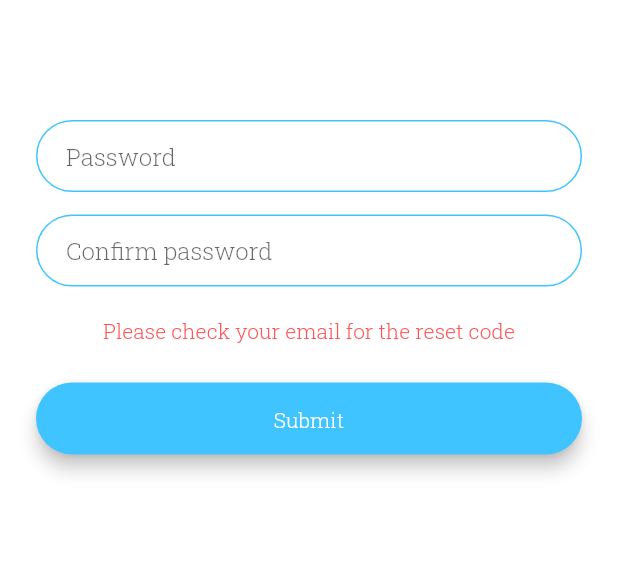
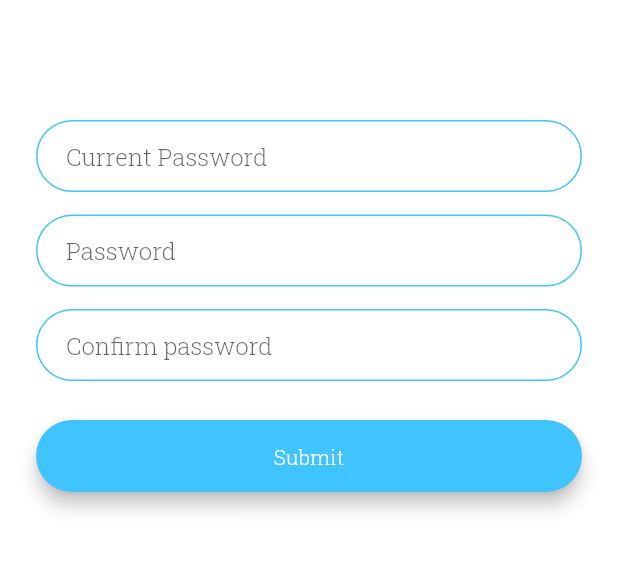
Before and after one commit to Dileepa97/TCS-mobileapp, a Flutter app: the ChangePasswordScreen screen opened directly, on a phone screen of 412 x 824 dp, the part 420-994 px from its top. Run offline on Flutter 3.47's test engine with Material 2 defaults, Android fonts, the phone set to English and light mode, and no system bars; our stand-ins replace flutter_secure_storage, modal_progress_hud; missing offline and left inert: enum_to_string; accounts and stored records are empty; generated files the repository leaves out were written again.

Commit message:
added password change

```diff
--- a/lib/services/auth_service.dart
+++ b/lib/services/auth_service.dart
@@ -119,5 +119,7 @@ class AuthService {
     }
   }
 
-  static changePassword(password) {}
+  static changePassword(oldPassword, newPassword) async {
+    var id = await TokenStorageService.idOrEmpty;
+  }
 }
--- a/lib/view/auth/change_password_screen.dart
+++ b/lib/view/auth/change_password_screen.dart
@@ -7,7 +7,7 @@ import 'package:timecapturesystem/services/auth_service.dart';
 import '../constants.dart';
 
 class ChangePasswordScreen extends StatefulWidget {
-  static const String id = "forgot_password_change_screen";
+  static const String id = "change_password_screen";
 
   @override
   _ChangePasswordScreenState createState() => _ChangePasswordScreenState();
@@ -17,10 +17,11 @@ class _ChangePasswordScreenState extends State<ChangePasswordScreen> {
   static const double spaceBetweenFields = 15.0;
   bool spin = false;
 
+  TextEditingController _oldPasswordController = TextEditingController();
   TextEditingController _passwordController = TextEditingController();
   TextEditingController _confirmPasswordController = TextEditingController();
 
-  Color codeInitColor = Colors.lightBlueAccent;
+  Color _oldPasswordInitColor = Colors.lightBlueAccent;
   Color _passwordInitColor = Colors.lightBlueAccent;
   Color _confirmPasswordInitColor = Colors.lightBlueAccent;
 
@@ -48,6 +49,25 @@ class _ChangePasswordScreenState extends State<ChangePasswordScreen> {
                 ),
                 SizedBox(
                   height: 80.0,
+                ),
+                TextField(
+                  obscureText: true,
+                  enableSuggestions: false,
+                  autocorrect: false,
+                  controller: _oldPasswordController,
+                  onChanged: (value) {
+                    //Do something with the user input.
+                  },
+                  onTap: () {
+                    setState(() {
+                      _oldPasswordInitColor = Colors.lightBlueAccent;
+                    });
+                  },
+                  decoration: inputDeco(_oldPasswordInitColor)
+                      .copyWith(hintText: 'Current Password'),
+                ),
+                SizedBox(
+                  height: spaceBetweenFields,
                 ),
                 TextField(
                   obscureText: true,
@@ -85,16 +105,6 @@ class _ChangePasswordScreenState extends State<ChangePasswordScreen> {
                       .copyWith(hintText: 'Confirm password'),
                 ),
                 SizedBox(
-                  height: 20.0,
-                ),
-                Text(
-                  'Please check your email for the reset code',
-                  style: TextStyle(
-                    color: Colors.redAccent,
-                  ),
-                  textAlign: TextAlign.center,
-                ),
-                SizedBox(
                   height: 10.0,
                 ),
                 RoundedButton(
@@ -103,13 +113,13 @@ class _ChangePasswordScreenState extends State<ChangePasswordScreen> {
                     if (!PasswordsMatch()) {
                       return;
                     }
-
                     setState(() {
                       spin = true;
                     });
                     //implement login
                     try {
                       int code = await AuthService.changePassword(
+                          _oldPasswordController.text,
                           _passwordController.text);
                       if (code == 1) {
                         displayPWDResetSuccessDialog(context);
@@ -118,17 +128,20 @@ class _ChangePasswordScreenState extends State<ChangePasswordScreen> {
                         });
                       } else {
                         if (code == 404) {
-                          displayDialog(context, "Invalid Code",
-                              "The code you entered is invalid");
+                          displayDialog(
+                              context, "Invalid User", "User not found");
                         } else if (code == 401) {
-                          displayDialog(
-                              context, "Bad Credentials", "Invalid user");
+                          displayDialog(context, "Bad Credentials",
+                              "Invalid old password");
+                          setState(() {
+                            _oldPasswordInitColor = Colors.lightBlueAccent;
+                            spin = false;
+                          });
                         } else {
                           displayDialog(
                               context, "Error", "An Unknown Error Occurred");
                         }
                         setState(() {
-                          codeInitColor = Colors.redAccent;
                           spin = false;
                         });
                       }
```
Also changed, not shown: lib/main.dart (+6 -3 lines), lib/view/user/edit_profile_screen.dart (+20 -1 lines).
